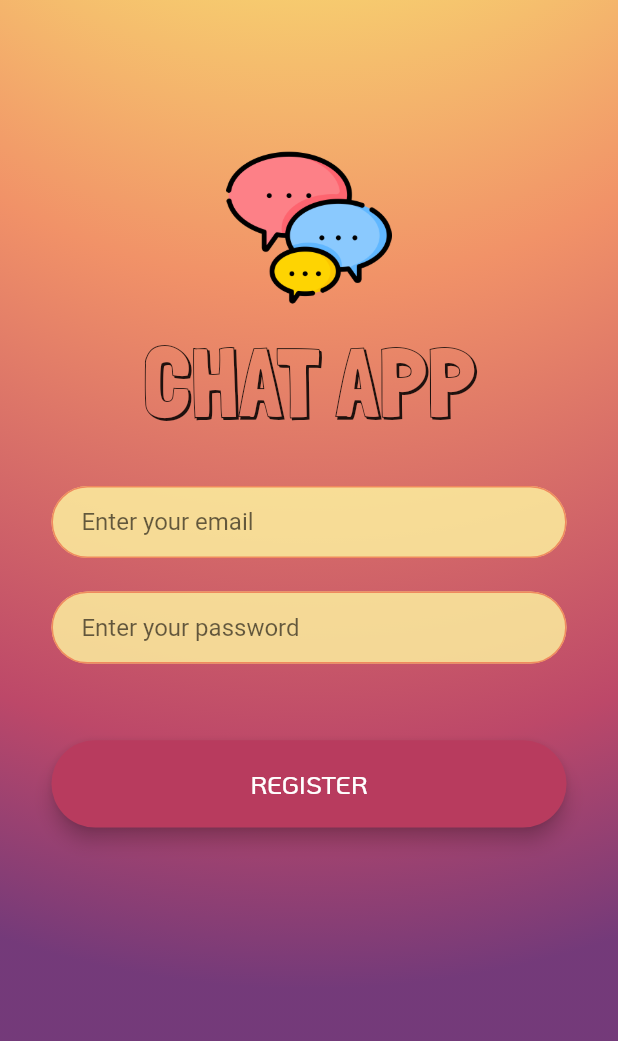
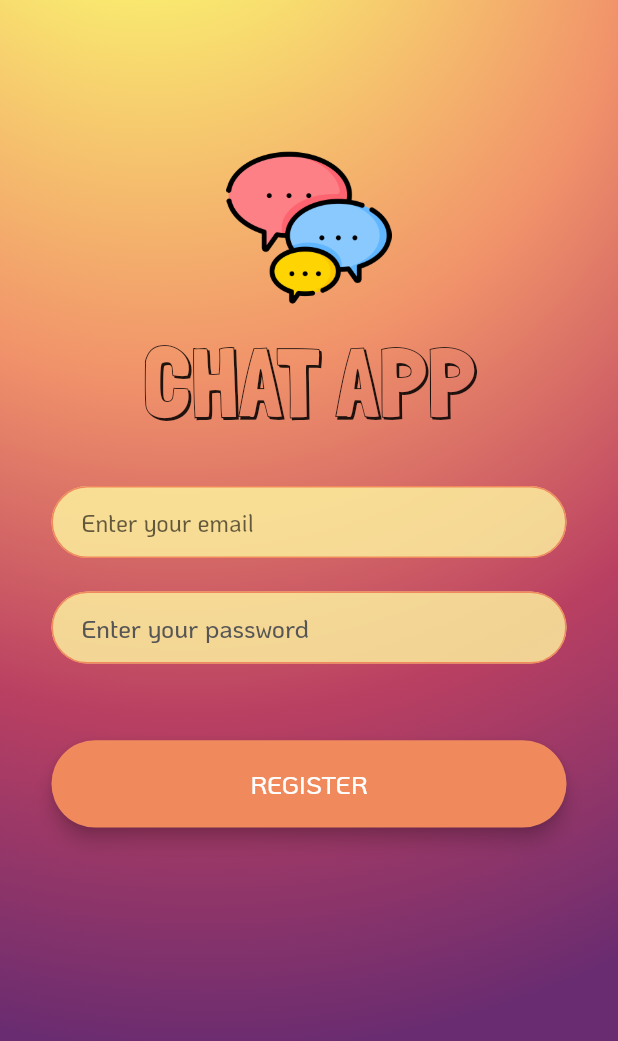
Before and after one commit to dvsu/chat-app, a Flutter app: the screen it shows after launch, after a tap on "REGISTER", on a phone screen of 412 x 824 dp. Shown: the top 1041 px of the screen. Run offline on Flutter 3.47's test engine with Material 2 defaults, Android fonts, the phone set to English and light mode, and no system bars; our stand-ins replace flutter_screenutil.

Commit message:
Refactor button widgets

```diff
--- a/lib/screens/login_screen.dart
+++ b/lib/screens/login_screen.dart
@@ -2,6 +2,7 @@ import 'package:flutter/material.dart';
 import 'package:flutter_screenutil/flutter_screenutil.dart';
 import 'package:chat_app/utilities/textstyling.dart';
 import 'package:chat_app/utilities/decoration.dart';
+import 'package:chat_app/widgets/buttons.dart';
 
 class LoginScreen extends StatefulWidget {
   @override
@@ -129,27 +130,12 @@ class _LoginScreenState extends State<LoginScreen> {
                     vertical: 0.025.sh,
                     horizontal: 0.025.sw,
                   ),
-                  child: ElevatedButton(
-                    onPressed: () {
+                  child: CustomElevatedButton(
+                    buttonText: 'LOG IN',
+                    color: Color(0xff6A2C70),
+                    onPress: () {
                       Navigator.pushNamed(context, '/login');
                     },
-                    child: Text(
-                      'LOG IN',
-                      style: loginButtonTextStyle,
-                    ),
-                    style: ButtonStyle(
-                      backgroundColor: MaterialStateProperty.all(
-                        Color(0xff6A2C70),
-                      ),
-                      shape: MaterialStateProperty.all(
-                        RoundedRectangleBorder(
-                          borderRadius: BorderRadius.circular(
-                            30.r,
-                          ),
-                        ),
-                      ),
-                      elevation: MaterialStateProperty.all(5.0),
-                    ),
                   ),
                 ),
               ),
--- a/lib/screens/registration_screen.dart
+++ b/lib/screens/registration_screen.dart
@@ -2,20 +2,69 @@ import 'package:flutter/material.dart';
 import 'package:flutter_screenutil/flutter_screenutil.dart';
 import 'package:chat_app/utilities/textstyling.dart';
 import 'package:chat_app/utilities/decoration.dart';
+import 'package:chat_app/widgets/buttons.dart';
 
 class RegistrationScreen extends StatefulWidget {
   @override
   _RegistrationScreenState createState() => _RegistrationScreenState();
 }
 
-class _RegistrationScreenState extends State<RegistrationScreen> {
+class _RegistrationScreenState extends State<RegistrationScreen>
+    with SingleTickerProviderStateMixin {
+  late AnimationController controller;
+  late Animation animation;
+
+  @override
+  void initState() {
+    super.initState();
+
+    controller = AnimationController(
+      duration: Duration(seconds: 1, milliseconds: 200),
+      vsync: this,
+      lowerBound: 0.3,
+      upperBound: 0.9,
+    );
+
+    animation = CurvedAnimation(parent: controller, curve: Curves.easeInOut);
+    controller.forward();
+    controller.addListener(() {
+      setState(() {});
+      print(controller.value);
+    });
+  }
+
+  @override
+  void dispose() {
+    super.dispose();
+    controller.dispose();
+  }
+
   @override
   Widget build(BuildContext context) {
     return Scaffold(
       resizeToAvoidBottomInset: false,
       backgroundColor: Colors.white,
       body: Container(
-        decoration: registrationBackgroundDecoration,
+        decoration: BoxDecoration(
+          gradient: RadialGradient(
+            radius: 3.2,
+            focal: Alignment(animation.value - 1.5, animation.value - 2.3),
+            focalRadius: 0.3,
+            //center: Alignment(-0.5, -1.0),
+            colors: [
+              Color(0xddF9ED69).withOpacity(animation.value),
+              Color(0xddF08A5D).withOpacity((animation.value / 3) + 0.6),
+              Color(0xeeB83B5E).withOpacity((animation.value / 2) + 0.5),
+              Color(0xff6A2C70),
+            ],
+            stops: [
+              animation.value - 1.0,
+              (animation.value / 3.5) - 0.12,
+              (animation.value / 15) + 0.22,
+              (animation.value / 30) + 0.38,
+            ],
+          ),
+        ),
         child: Padding(
           padding: EdgeInsets.symmetric(horizontal: 24.0),
           child: Column(
@@ -61,6 +110,7 @@ class _RegistrationScreenState extends State<RegistrationScreen> {
                     0.01.sh,
                   ),
                   child: TextField(
+                    style: textFieldTextStyle,
                     onChanged: (value) {
                       //Do something with the user input.
                     },
@@ -80,7 +130,7 @@ class _RegistrationScreenState extends State<RegistrationScreen> {
                       ),
                       focusedBorder: OutlineInputBorder(
                         borderSide:
-                            BorderSide(color: Color(0xffB83B5E), width: 2.0),
+                            BorderSide(color: Color(0xff6A2C70), width: 2.0),
                         borderRadius: BorderRadius.all(Radius.circular(32.0)),
                       ),
                     ),
@@ -97,11 +147,14 @@ class _RegistrationScreenState extends State<RegistrationScreen> {
                     0.03.sh,
                   ),
                   child: TextField(
+                    obscureText: true,
+                    style: textFieldTextStyle,
                     onChanged: (value) {
                       //Do something with the user input.
                     },
                     decoration: InputDecoration(
                       hintText: 'Enter your password',
+                      hintStyle: hintTextStyle,
                       filled: true,
                       fillColor: Color(0xccfff8a1),
                       contentPadding: EdgeInsets.symmetric(
@@ -116,7 +169,7 @@ class _RegistrationScreenState extends State<RegistrationScreen> {
                       ),
                       focusedBorder: OutlineInputBorder(
                         borderSide:
-                            BorderSide(color: Color(0xffB83B5E), width: 2.0),
+                            BorderSide(color: Color(0xff6A2C70), width: 2.0),
                         borderRadius: BorderRadius.all(Radius.circular(32.0)),
                       ),
                     ),
@@ -130,27 +183,12 @@ class _RegistrationScreenState extends State<RegistrationScreen> {
                     vertical: 0.025.sh,
                     horizontal: 0.025.sw,
                   ),
-                  child: ElevatedButton(
-                    onPressed: () {
+                  child: CustomElevatedButton(
+                    buttonText: 'REGISTER',
+                    color: Color(0xffF08A5D),
+                    onPress: () {
                       Navigator.pushNamed(context, '/registration');
                     },
-                    child: Text(
-                      'REGISTER',
-                      style: loginButtonTextStyle,
-                    ),
-                    style: ButtonStyle(
-                      backgroundColor: MaterialStateProperty.all(
-                        Color(0xffB83B5E),
-                      ),
-                      shape: MaterialStateProperty.all(
-                        RoundedRectangleBorder(
-                          borderRadius: BorderRadius.circular(
-                            30.r,
-                          ),
-                        ),
-                      ),
-                      elevation: MaterialStateProperty.all(5.0),
-                    ),
                   ),
                 ),
               ),
--- a/lib/screens/welcome_screen.dart
+++ b/lib/screens/welcome_screen.dart
@@ -2,21 +2,69 @@ import 'package:flutter/material.dart';
 import 'package:chat_app/utilities/textstyling.dart';
 import 'package:chat_app/utilities/decoration.dart';
 import 'package:flutter_screenutil/flutter_screenutil.dart';
+import 'package:chat_app/widgets/buttons.dart';
 
 class WelcomeScreen extends StatefulWidget {
   @override
   _WelcomeScreenState createState() => _WelcomeScreenState();
 }
 
-class _WelcomeScreenState extends State<WelcomeScreen> {
+class _WelcomeScreenState extends State<WelcomeScreen>
+    with SingleTickerProviderStateMixin {
+  late AnimationController controller;
+  late Animation animation;
+
+  @override
+  void initState() {
+    super.initState();
+
+    controller = AnimationController(
+      duration: Duration(seconds: 1, milliseconds: 200),
+      vsync: this,
+      lowerBound: 0.3,
+      upperBound: 0.9,
+    );
+
+    animation = CurvedAnimation(parent: controller, curve: Curves.easeInOut);
+    controller.forward();
+    controller.addListener(() {
+      setState(() {});
+      print(controller.value);
+    });
+  }
+
+  @override
+  void dispose() {
+    super.dispose();
+    controller.dispose();
+  }
+
   @override
   Widget build(BuildContext context) {
     ScreenUtil().setWidth(MediaQuery.of(context).size.width);
     ScreenUtil().setHeight(MediaQuery.of(context).size.height);
     return Scaffold(
-      backgroundColor: Colors.white,
       body: Container(
-        decoration: mainBackgroundDecoration,
+        decoration: BoxDecoration(
+          gradient: RadialGradient(
+            radius: 3.2,
+            focal: Alignment(animation.value - 1.5, animation.value - 2.3),
+            focalRadius: 0.3,
+            //center: Alignment(-0.5, -1.0),
+            colors: [
+              Color(0xddF9ED69).withOpacity(animation.value),
+              Color(0xddF08A5D).withOpacity((animation.value / 3) + 0.6),
+              Color(0xeeB83B5E).withOpacity((animation.value / 2) + 0.5),
+              Color(0xff6A2C70),
+            ],
+            stops: [
+              animation.value - 1.0,
+              (animation.value / 3.5) - 0.12,
+              (animation.value / 15) + 0.22,
+              (animation.value / 30) + 0.38,
+            ],
+          ),
+        ),
         child: Padding(
           padding: EdgeInsets.symmetric(horizontal: 12.0),
           child: Column(
@@ -42,7 +90,7 @@ class _WelcomeScreenState extends State<WelcomeScreen> {
                             alignment: Alignment.center,
                             child: Image.asset(
                               'images/app_icon.png',
-                              colorBlendMode: BlendMode.difference,
+                              //width: controller.value,
                             ),
                             //height: 100.0,
                           ),
@@ -70,27 +118,12 @@ class _WelcomeScreenState extends State<WelcomeScreen> {
                     vertical: 0.025.sh,
                     horizontal: 0.025.sw,
                   ),
-                  child: ElevatedButton(
-                    onPressed: () {
+                  child: CustomElevatedButton(
+                    buttonText: 'LOG IN',
+                    color: Color(0xff6A2C70),
+                    onPress: () {
                       Navigator.pushNamed(context, '/login');
                     },
-                    child: Text(
-                      'LOG IN',
-                      style: loginButtonTextStyle,
-                    ),
-                    style: ButtonStyle(
-                      backgroundColor: MaterialStateProperty.all(
-                        Color(0xff6A2C70),
-                      ),
-                      shape: MaterialStateProperty.all(
-                        RoundedRectangleBorder(
-                          borderRadius: BorderRadius.circular(
-                            30.r,
-                          ),
-                        ),
-                      ),
-                      elevation: MaterialStateProperty.all(5.0),
-                    ),
                   ),
                 ),
               ),
@@ -101,27 +134,12 @@ class _WelcomeScreenState extends State<WelcomeScreen> {
                     vertical: 0.025.sh,
                     horizontal: 0.025.sw,
                   ),
-                  child: ElevatedButton(
-                    onPressed: () {
+                  child: CustomElevatedButton(
+                    buttonText: 'REGISTER',
+                    color: Color(0xffF08A5D),
+                    onPress: () {
                       Navigator.pushNamed(context, '/registration');
                     },
-                    child: Text(
-                      'REGISTER',
-                      style: loginButtonTextStyle,
-                    ),
-                    style: ButtonStyle(
-                      backgroundColor: MaterialStateProperty.all(
-                        Color(0xffB83B5E),
-                      ),
-                      shape: MaterialStateProperty.all(
-                        RoundedRectangleBorder(
-                          borderRadius: BorderRadius.circular(
-                            30.r,
-                          ),
-                        ),
-                      ),
-                      elevation: MaterialStateProperty.all(5.0),
-                    ),
                   ),
                 ),
               ),
--- a/lib/utilities/textstyling.dart
+++ b/lib/utilities/textstyling.dart
@@ -12,6 +12,18 @@ const TextStyle registerButtonTextStyle = TextStyle(
     color: Color(0xffffffff),
     fontWeight: FontWeight.w500,
     fontSize: 17.0,
+    fontFamily: 'KoHo');
+
+const TextStyle hintTextStyle = TextStyle(
+    color: Color(0xff565656),
+    fontWeight: FontWeight.w500,
+    fontSize: 17.0,
+    fontFamily: 'KoHo');
+
+const TextStyle textFieldTextStyle = TextStyle(
+    color: Color(0xff272727),
+    fontWeight: FontWeight.w500,
+    fontSize: 16.0,
     fontFamily: 'KoHo');
 
 const TextStyle sendButtonTextStyle = TextStyle(
--- /dev/null
+++ b/lib/widgets/buttons.dart
@@ -0,0 +1,37 @@
+import 'package:flutter/material.dart';
+import 'package:chat_app/utilities/textstyling.dart';
+import 'package:chat_app/utilities/color_palette.dart';
+import 'package:flutter_screenutil/flutter_screenutil.dart';
+
+class CustomElevatedButton extends StatelessWidget {
+  final String buttonText;
+  final VoidCallback onPress;
+  final Color color;
+
+  const CustomElevatedButton(
+      {required this.buttonText, required this.color, required this.onPress});
+
+  @override
+  Widget build(BuildContext context) {
+    return ElevatedButton(
+      onPressed: onPress,
+      child: Text(
+        buttonText,
+        style: loginButtonTextStyle,
+      ),
+      style: ButtonStyle(
+        backgroundColor: MaterialStateProperty.all(
+          color,
+        ),
+        shape: MaterialStateProperty.all(
+          RoundedRectangleBorder(
+            borderRadius: BorderRadius.circular(
+              30.r,
+            ),
+          ),
+        ),
+        elevation: MaterialStateProperty.all(5.0),
+      ),
+    );
+  }
+}
```
